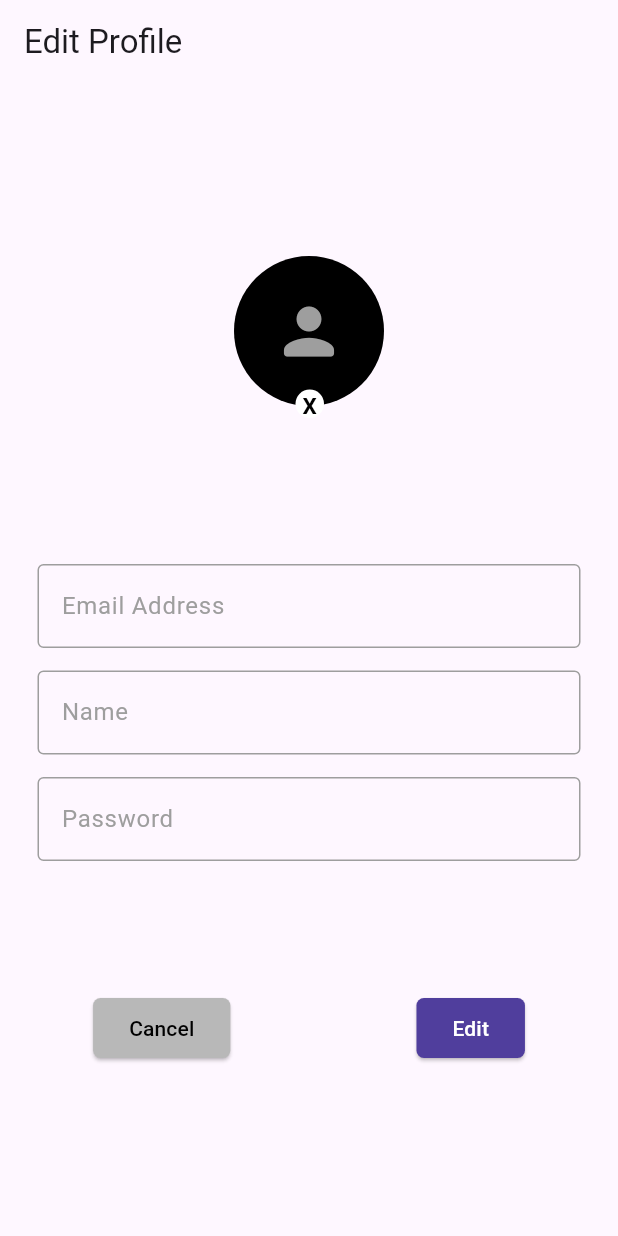
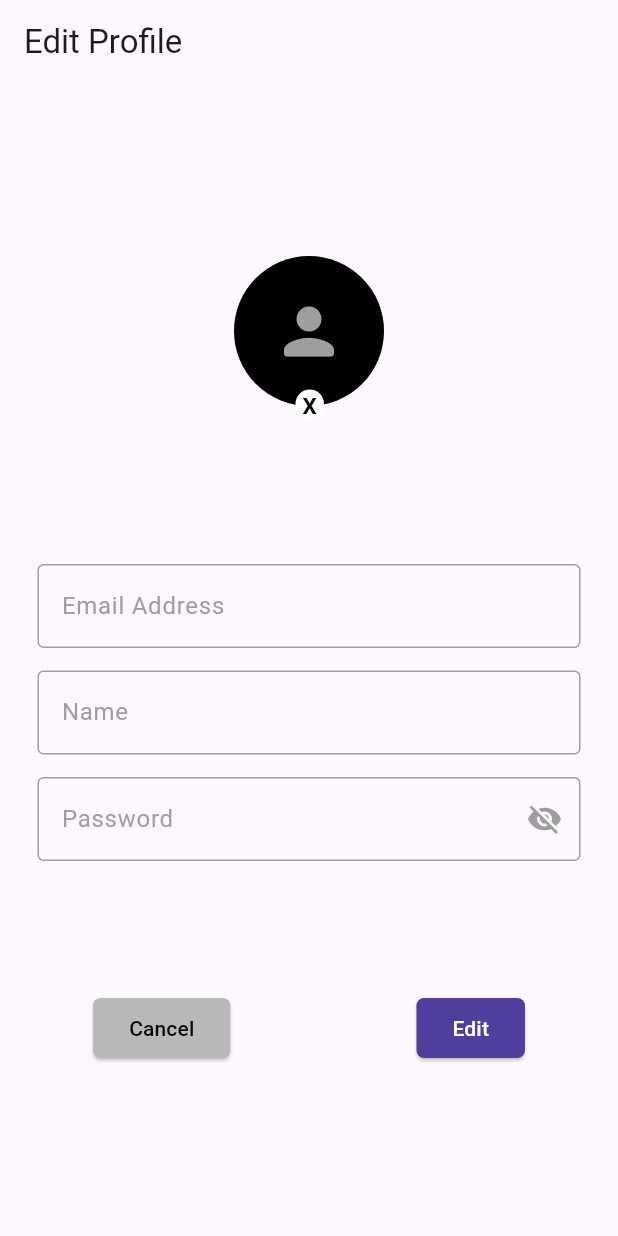
Before and after one commit to IkhwanWahyudi/Design-Update-Profile-Mobile-App, a Flutter app: the screen it shows after launch, on a phone screen of 412 x 824 dp. Run offline on Flutter 3.47's test engine with Material 2 defaults, Android fonts, the phone set to English and light mode, and no system bars.

Commit message:
membuat suffix icon untuk textfield password

```diff
--- a/lib/main.dart
+++ b/lib/main.dart
@@ -22,22 +22,24 @@ class MyApp extends StatelessWidget {
   }
 }
 
-class MyHomePage extends StatelessWidget {
+class MyHomePage extends StatefulWidget {
   const MyHomePage({super.key});
 
-  Future<dynamic> showAlertDialog(
-      BuildContext context, String konten) {
+  @override
+  State<MyHomePage> createState() => _MyHomePageState();
+}
+
+class _MyHomePageState extends State<MyHomePage> {
+  bool isPasswordNotVisible = false;
+
+  Future<dynamic> showAlertDialog(BuildContext context, String konten) {
     return showDialog(
       context: context,
       builder: (context) {
         return AlertDialog(
-          // title: Text(judul),
           content: Text(
             konten,
-            style: const TextStyle(
-              fontSize: 20,
-              fontWeight: FontWeight.bold
-            ),
+            style: const TextStyle(fontSize: 20, fontWeight: FontWeight.bold),
           ),
           alignment: Alignment.center,
           backgroundColor: const Color(0xFFFCD561),
@@ -96,10 +98,6 @@ class MyHomePage extends StatelessWidget {
                   Column(
                       mainAxisAlignment: MainAxisAlignment.spaceAround,
                       children: [
-                      // const Text(
-                      //   "Profile",
-                      //   style: TextStyle(color: Colors.black, fontSize: 30),
-                      // ),
                         SizedBox(
                           height: 120,
                           width: 100,
@@ -145,9 +143,9 @@ class MyHomePage extends StatelessWidget {
                     alignment: Alignment.centerLeft,
                     width: MediaQuery.of(context).size.width - 50,
                     height: 200,
-                  child: const Column(
+                    child: Column(
                       children: [
-                      TextField(
+                        const TextField(
                           decoration: InputDecoration(
                             labelText: 'Email Address',
                             labelStyle: TextStyle(
@@ -168,8 +166,8 @@ class MyHomePage extends StatelessWidget {
                             focusColor: Colors.yellow,
                           ),
                         ),
-                      SizedBox(height: 15),
-                      TextField(
+                        const SizedBox(height: 15),
+                        const TextField(
                           decoration: InputDecoration(
                             labelText: 'Name',
                             labelStyle: TextStyle(
@@ -190,25 +188,38 @@ class MyHomePage extends StatelessWidget {
                             focusColor: Colors.yellow,
                           ),
                         ),
-                      SizedBox(height: 15),
+                        const SizedBox(height: 15),
                         TextField(
-                        obscureText: true,
+                          obscureText: !isPasswordNotVisible,
                           decoration: InputDecoration(
                             labelText: 'Password',
-                          labelStyle: TextStyle(
+                            labelStyle: const TextStyle(
                               color: Colors.grey,
                             ),
-                          focusedBorder: OutlineInputBorder(
+                            focusedBorder: const OutlineInputBorder(
                               borderSide: BorderSide(
                                 color: Colors.yellow,
                                 width: 1.0,
                               ),
                             ),
-                          enabledBorder: OutlineInputBorder(
+                            enabledBorder: const OutlineInputBorder(
                               borderSide: BorderSide(
                                 color: Colors.grey,
                                 width: 1.0,
                               ),
+                            ),
+                            suffixIcon: IconButton(
+                              icon: Icon(
+                                isPasswordNotVisible
+                                    ? Icons.visibility
+                                    : Icons.visibility_off,
+                                color: Colors.grey,
+                              ),
+                              onPressed: () {
+                                setState(() {
+                                  isPasswordNotVisible = !isPasswordNotVisible;
+                                });
+                              },
                             ),
                             focusColor: Colors.yellow,
                           ),
```
Lines whose indentation alone changed are shown as unchanged.
